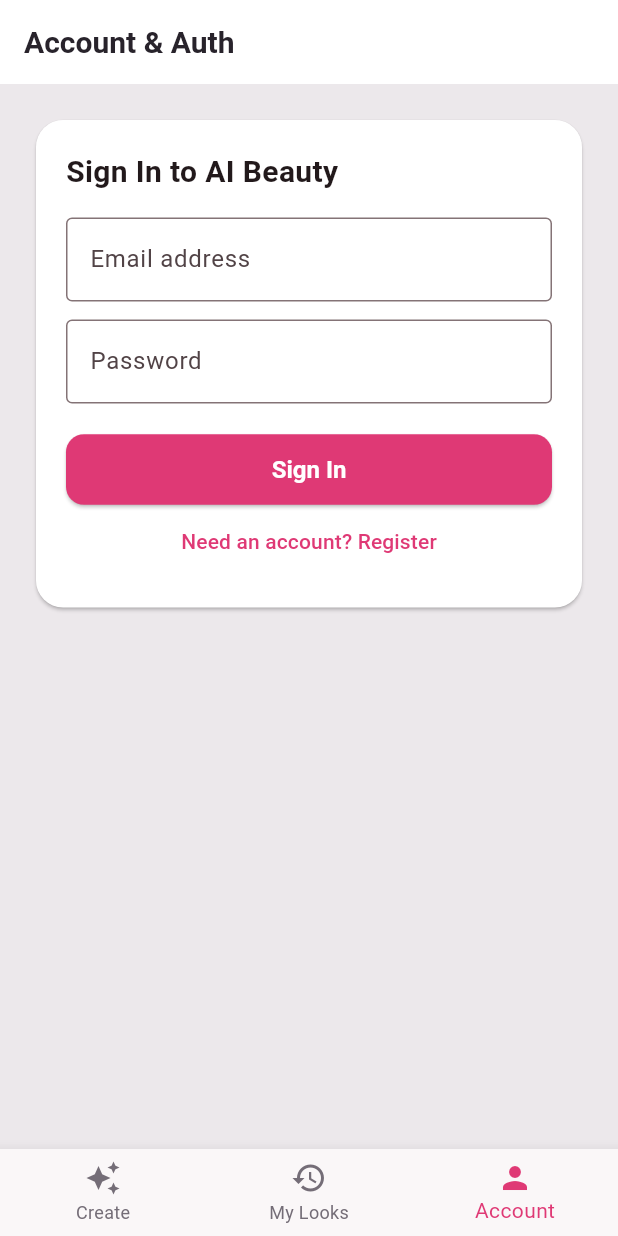
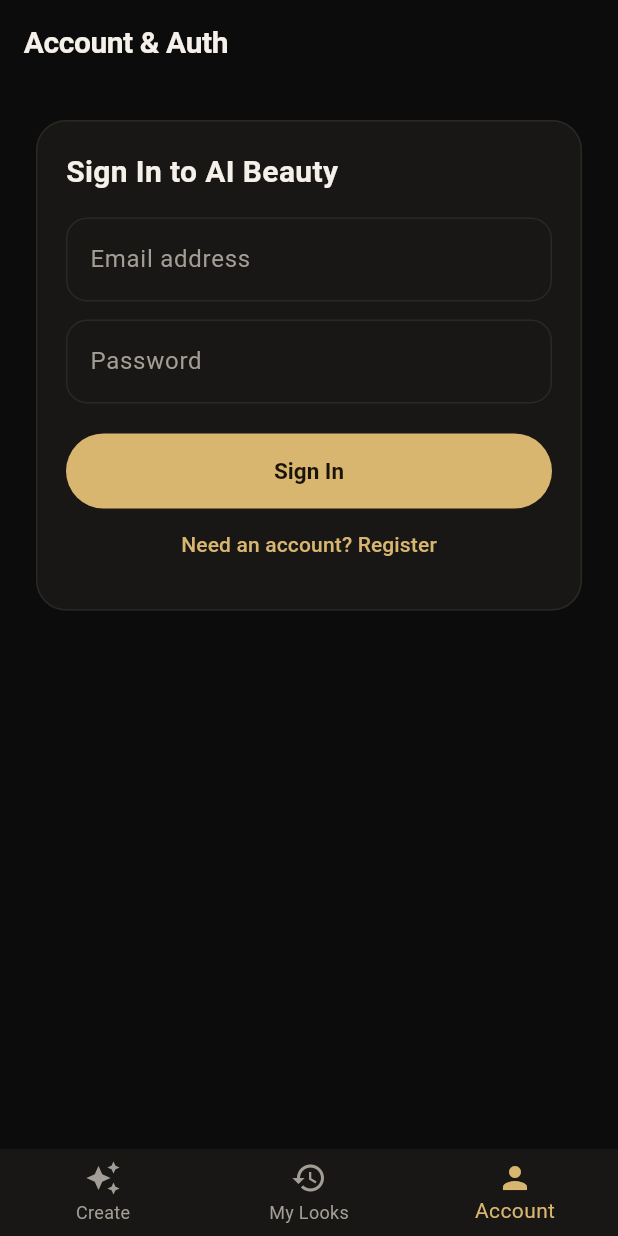
Before and after one commit to RajeshRamadas/Beauty_Studio, a Flutter app: the screen it shows after launch, item 3 of the bottom bar chosen, on a phone screen of 412 x 824 dp. Run offline on Flutter 3.47's test engine with Material 3 defaults, Android fonts, the phone set to English and light mode, and no system bars; our stand-ins replace image_picker.

Commit message:
Apply Champagne Noir colour scheme to web and Flutter apps
Web (index.html):
- New palette tokens: true black #0C0C0C, warm surfaces, champagne gold
  #D9B66F accent with dark on-accent text; all text pairs pass WCAG AA.
- Sora display + Manrope body fonts instead of Inter.
- Pill buttons with 48px touch targets, larger card/image radii.
- Home gets a before/after hero card with a "Start a new look" CTA.
- Bottom nav Create becomes a raised gold button.
- Replace remaining hard-coded colours with theme tokens.

Flutter (mobile_app):
- Rewrite AppTheme as a dark Champagne Noir ThemeData covering app bar,
  cards, buttons, inputs, bottom nav, snack bars and progress.
- Replace hard-coded whites, greys, reds, greens and purples in screens
  and the compare slider with AppTheme tokens.

Co-Authored-By: Claude Opus 5.5 <noreply@anthropic.com>
Claude-Session: https://claude.ai/code/session_01KVppCDFHY4BCXXQPGx1tNS

```diff
--- a/mobile_app/lib/core/theme/app_theme.dart
+++ b/mobile_app/lib/core/theme/app_theme.dart
@@ -1,46 +1,120 @@
 import 'package:flutter/material.dart';
 
+/// "Champagne Noir": true black with champagne gold.
+/// Neutral grounds keep skin tones, hair colour and makeup true in photos.
 class AppTheme {
-  static const Color pinkPrimary = Color(0xFFDF3975);
-  static const Color pinkLight = Color(0xFFFAF7F8);
-  static const Color inkDark = Color(0xFF28232B);
-  static const Color mutedGrey = Color(0xFF746D77);
-  static const Color lineBorder = Color(0xFFEEE5EA);
+  static const Color background = Color(0xFF0C0C0C);
+  static const Color surface = Color(0xFF181715);
+  static const Color surfaceHigh = Color(0xFF22201D);
+  static const Color lineBorder = Color(0xFF2A2824);
+  static const Color textPrimary = Color(0xFFF5F1EA);
+  static const Color mutedGrey = Color(0xFFA39E95);
+  static const Color gold = Color(0xFFD9B66F);
+  static const Color onGold = Color(0xFF1A1408);
+  static const Color success = Color(0xFF8FD4A8);
+  static const Color error = Color(0xFFF2998C);
 
-  static ThemeData get lightTheme {
+  static const double radius = 20;
+
+  static ThemeData get theme {
+    final scheme = const ColorScheme.dark(
+      primary: gold,
+      onPrimary: onGold,
+      secondary: gold,
+      onSecondary: onGold,
+      surface: surface,
+      onSurface: textPrimary,
+      error: error,
+      onError: onGold,
+      outline: lineBorder,
+    );
+
+    final pill = RoundedRectangleBorder(borderRadius: BorderRadius.circular(999));
+    const buttonPadding = EdgeInsets.symmetric(vertical: 16, horizontal: 22);
+    const buttonText = TextStyle(fontSize: 15, fontWeight: FontWeight.w700);
+
+    OutlineInputBorder inputBorder(Color color) => OutlineInputBorder(
+          borderRadius: BorderRadius.circular(14),
+          borderSide: BorderSide(color: color),
+        );
+
     return ThemeData(
       useMaterial3: true,
-      colorScheme: ColorScheme.fromSeed(
-        seedColor: pinkPrimary,
-        primary: pinkPrimary,
-        surface: pinkLight,
-      ),
-      scaffoldBackgroundColor: const Color(0xFFECE8EB),
+      brightness: Brightness.dark,
+      colorScheme: scheme,
+      scaffoldBackgroundColor: background,
+      dividerColor: lineBorder,
       appBarTheme: const AppBarTheme(
-        backgroundColor: Colors.white,
+        backgroundColor: background,
+        surfaceTintColor: Colors.transparent,
         elevation: 0,
         centerTitle: false,
-        iconTheme: IconThemeData(color: inkDark),
+        iconTheme: IconThemeData(color: textPrimary),
         titleTextStyle: TextStyle(
-          color: inkDark,
+          color: textPrimary,
           fontSize: 20,
-          fontWeight: FontWeight.bold,
+          fontWeight: FontWeight.w600,
+          letterSpacing: -0.3,
+        ),
+      ),
+      cardTheme: CardThemeData(
+        color: surface,
+        surfaceTintColor: Colors.transparent,
+        elevation: 0,
+        shape: RoundedRectangleBorder(
+          borderRadius: BorderRadius.circular(radius),
+          side: const BorderSide(color: lineBorder),
         ),
       ),
       elevatedButtonTheme: ElevatedButtonThemeData(
         style: ElevatedButton.styleFrom(
-          backgroundColor: pinkPrimary,
-          foregroundColor: Colors.white,
-          shape: RoundedRectangleBorder(
-            borderRadius: BorderRadius.circular(12),
-          ),
-          padding: const EdgeInsets.symmetric(vertical: 14, horizontal: 20),
-          textStyle: const TextStyle(
-            fontSize: 16,
-            fontWeight: FontWeight.bold,
-          ),
+          backgroundColor: gold,
+          foregroundColor: onGold,
+          disabledBackgroundColor: surfaceHigh,
+          disabledForegroundColor: mutedGrey,
+          elevation: 0,
+          shape: pill,
+          padding: buttonPadding,
+          textStyle: buttonText,
         ),
       ),
+      outlinedButtonTheme: OutlinedButtonThemeData(
+        style: OutlinedButton.styleFrom(
+          foregroundColor: textPrimary,
+          side: const BorderSide(color: lineBorder),
+          shape: pill,
+          padding: buttonPadding,
+          textStyle: buttonText,
+        ),
+      ),
+      textButtonTheme: TextButtonThemeData(
+        style: TextButton.styleFrom(foregroundColor: gold),
+      ),
+      inputDecorationTheme: InputDecorationTheme(
+        filled: true,
+        fillColor: surface,
+        labelStyle: const TextStyle(color: mutedGrey),
+        hintStyle: const TextStyle(color: mutedGrey),
+        floatingLabelStyle: const TextStyle(color: gold),
+        border: inputBorder(lineBorder),
+        enabledBorder: inputBorder(lineBorder),
+        focusedBorder: inputBorder(gold),
+        errorBorder: inputBorder(error),
+      ),
+      bottomNavigationBarTheme: const BottomNavigationBarThemeData(
+        backgroundColor: surface,
+        selectedItemColor: gold,
+        unselectedItemColor: mutedGrey,
+        type: BottomNavigationBarType.fixed,
+        elevation: 0,
+      ),
+      snackBarTheme: const SnackBarThemeData(
+        backgroundColor: surfaceHigh,
+        contentTextStyle: TextStyle(color: textPrimary),
+        behavior: SnackBarBehavior.floating,
+      ),
+      progressIndicatorTheme: const ProgressIndicatorThemeData(color: gold),
+      listTileTheme: const ListTileThemeData(textColor: textPrimary, iconColor: mutedGrey),
     );
   }
 }
--- a/mobile_app/lib/features/auth/screens/login_screen.dart
+++ b/mobile_app/lib/features/auth/screens/login_screen.dart
@@ -66,14 +66,12 @@ class _LoginScreenState extends State<LoginScreen> {
       body: SingleChildScrollView(
         padding: const EdgeInsets.all(20),
         child: Card(
-          shape: RoundedRectangleBorder(borderRadius: BorderRadius.circular(18)),
-          color: Colors.white,
           child: Padding(
             padding: const EdgeInsets.all(20),
             child: isSignedIn
                 ? Column(
                     children: [
-                      const Icon(Icons.check_circle, size: 60, color: Colors.green),
+                      const Icon(Icons.check_circle, size: 60, color: AppTheme.success),
                       const SizedBox(height: 12),
                       const Text(
                         "Signed In",
@@ -87,7 +85,7 @@ class _LoginScreenState extends State<LoginScreen> {
                             _statusMessage = "Signed out.";
                           });
                         },
-                        style: ElevatedButton.styleFrom(backgroundColor: Colors.grey[700]),
+                        style: ElevatedButton.styleFrom(backgroundColor: AppTheme.surfaceHigh, foregroundColor: AppTheme.textPrimary),
                         child: const Text("Sign Out"),
                       ),
                     ],
@@ -104,7 +102,6 @@ class _LoginScreenState extends State<LoginScreen> {
                         controller: _emailController,
                         decoration: const InputDecoration(
                           labelText: "Email address",
-                          border: OutlineInputBorder(),
                         ),
                       ),
                       const SizedBox(height: 12),
@@ -113,7 +110,6 @@ class _LoginScreenState extends State<LoginScreen> {
                         obscureText: true,
                         decoration: const InputDecoration(
                           labelText: "Password",
-                          border: OutlineInputBorder(),
                         ),
                       ),
                       const SizedBox(height: 20),
@@ -135,7 +131,7 @@ class _LoginScreenState extends State<LoginScreen> {
                         Text(
                           _statusMessage!,
                           style: TextStyle(
-                            color: _statusMessage!.contains("failed") ? Colors.red : Colors.green,
+                            color: _statusMessage!.contains("failed") ? AppTheme.error : AppTheme.success,
                           ),
                         ),
                       ],
--- a/mobile_app/lib/features/history/screens/history_screen.dart
+++ b/mobile_app/lib/features/history/screens/history_screen.dart
@@ -104,12 +104,11 @@ class _HistoryScreenState extends State<HistoryScreen> {
 
                         return Card(
                           margin: const EdgeInsets.only(bottom: 12),
-                          shape: RoundedRectangleBorder(borderRadius: BorderRadius.circular(14)),
                           child: ListTile(
                             title: Text(category, style: const TextStyle(fontWeight: FontWeight.bold)),
                             subtitle: Text("Status: $status • $date", style: const TextStyle(fontSize: 12)),
                             trailing: IconButton(
-                              icon: const Icon(Icons.delete_outline, color: Colors.red),
+                              icon: const Icon(Icons.delete_outline, color: AppTheme.error),
                               onPressed: () => _deleteItem(reqId),
                             ),
                             onTap: imgB64 != null
--- a/mobile_app/lib/main.dart
+++ b/mobile_app/lib/main.dart
@@ -19,7 +19,7 @@ class AIBeautyStudioApp extends StatelessWidget {
     return MaterialApp(
       title: 'AI Beauty Studio',
       debugShowCheckedModeBanner: false,
-      theme: AppTheme.lightTheme,
+      theme: AppTheme.theme,
       home: MainNavigationContainer(apiClient: apiClient),
     );
   }
@@ -52,8 +52,6 @@ class _MainNavigationContainerState extends State<MainNavigationContainer> {
       ),
       bottomNavigationBar: BottomNavigationBar(
         currentIndex: _currentIndex,
-        selectedItemColor: AppTheme.pinkPrimary,
-        unselectedItemColor: AppTheme.mutedGrey,
         onTap: (index) {
           setState(() {
             _currentIndex = index;
```
Also changed, not shown: mobile_app/lib/core/widgets/compare_slider.dart (+4 -3 lines), mobile_app/lib/features/create/screens/create_look_screen.dart (+5 -10 lines), mobile_app/lib/features/result/screens/result_screen.dart (+7 -6 lines), 1 other file.
